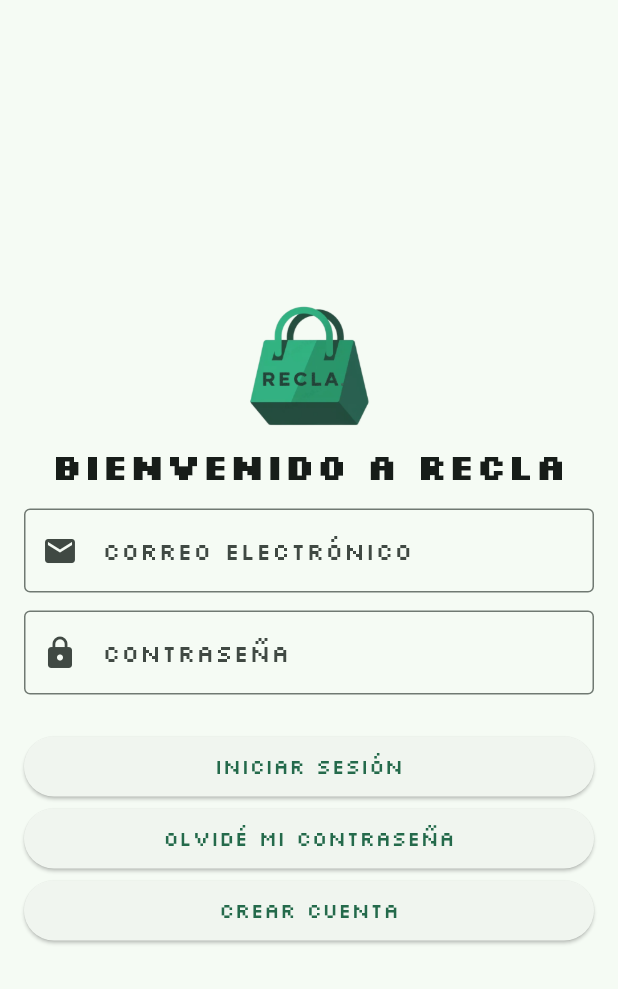
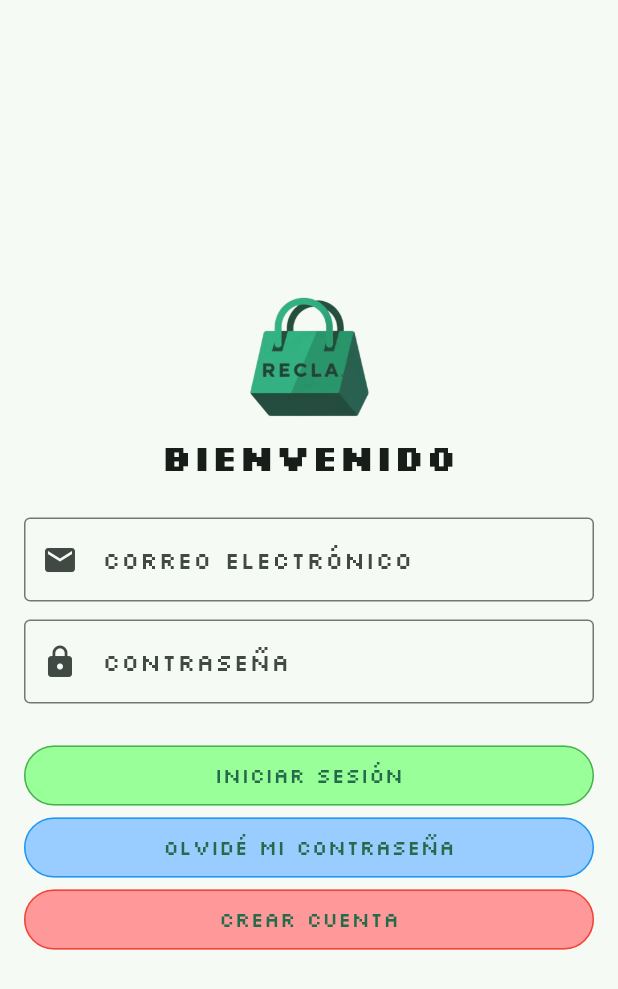
Before and after one commit to caroSeminario23/RECLA_frontend, a Flutter app: the screen it shows after launch, on a phone screen of 412 x 824 dp. Shown: the top 989 px of the screen. Run offline on Flutter 3.47's test engine with Material 3 defaults, Android fonts, the phone set to English and light mode, and no system bars.

Commit message:
pantalla Login avance

```diff
--- a/lib/main.dart
+++ b/lib/main.dart
@@ -2,6 +2,7 @@ import 'package:flutter/material.dart';
 import 'theme/theme.dart';
 
 import 'package:recla/src/others/features/bienvenida/bienvenida_screen.dart'; //Importación del archivo de colores
+import 'package:recla/src/platform/presentation/screens/login.dart';
 
 void main() {
   runApp(const MyApp());
@@ -15,7 +16,8 @@ class MyApp extends StatelessWidget {
     return MaterialApp(
       title: 'RECLA',
       theme: AppTheme.lightTheme(),
-      home: const BienvenidaScreen()
+      //home: const BienvenidaScreen()
+      home: const Login()
     );
   }
 }
--- /dev/null
+++ b/lib/src/platform/presentation/screens/login.dart
@@ -0,0 +1,163 @@
+import 'package:flutter/material.dart';
+
+class Login extends StatelessWidget {
+    const Login({super.key});
+  @override
+  Widget build(BuildContext context) {
+    return Scaffold(
+
+      body: Center(
+        child: Column(
+          mainAxisAlignment: MainAxisAlignment.center,
+          crossAxisAlignment: CrossAxisAlignment.center,
+          children: [
+            //Logo superior
+            Image.asset(
+              'assets/images/logo_secundario.png',
+              width: 100,
+              height: 100,
+            ),
+            //Texto de bienvenida
+            const Text(
+              'BIENVENIDO',
+              style: TextStyle(
+                fontSize: 24,
+                fontWeight: FontWeight.bold,
+              ),
+            ),
+            SizedBox(height: 24), //Espacio entre el logo y el texto
+
+            //Ingreso de email
+            Align(
+              alignment: Alignment.center,
+              child: Container(
+                width: MediaQuery.of(context).size.width - 32,
+                child: TextField(
+                  decoration: InputDecoration(
+                    labelText: 'Correo electrónico',
+                    border: OutlineInputBorder(),
+                    prefixIcon: Icon(Icons.email),
+                  ),
+                ),
+              )
+            ),
+            SizedBox(height: 12),
+
+            //Ingreso de contraseña
+            Align(
+              alignment: Alignment.center,
+              child: Container(
+                width: MediaQuery.of(context).size.width - 32,
+                child: TextField(
+                  obscureText: true,
+                  decoration: InputDecoration(
+                    labelText: 'Contraseña',
+                    border: OutlineInputBorder(),
+                    prefixIcon: Icon(Icons.lock),
+                  ),
+                ),
+              )
+            ),
+            SizedBox(height: 24),
+
+            //Botón de inicio de sesión
+            SizedBox(
+              width: MediaQuery.of(context).size.width - 32,
+              //width: double.infinity,
+              child: ElevatedButton(
+                /*onPressed: (){
+                  Navigator.of(context).push(
+                    MaterialPageRoute(
+                      //builder: (_) => VistaEcommerce(),
+                    ),
+                  );
+                  // Lógica de inicio de sesión
+                },*/
+                onPressed: () {
+                ScaffoldMessenger.of(context).showSnackBar(
+                    const SnackBar(
+                    content: Text('Funcionalidad en desarrollo'),
+                    ),
+                );
+                },
+                style: ElevatedButton.styleFrom(
+                  backgroundColor: const Color.fromARGB(255,153,255,153), // Cambia el color del botón
+                  side: const BorderSide(color: Colors.green, width: 1.0),
+                  elevation: 0, // Elimina la sombra del botón
+                ),
+                child: Text(
+                    'Iniciar sesión'.toLowerCase().replaceFirst('i', 'I') // Capitaliza la primera letra
+                    ),
+                ),
+            ),
+
+            //Botón de olvidé mi contraseña
+            SizedBox(
+              width: MediaQuery.of(context).size.width - 32,
+              //width: double.infinity,
+              child: ElevatedButton(
+                /*onPressed: () {
+                  Navigator.of(context).push(
+                    MaterialPageRoute(
+                      //builder: (_) => VistaEcommerce(),
+                    ),
+                  );
+                // Lógica de olvidé mi contraseña
+              },*/
+              onPressed: () {
+                ScaffoldMessenger.of(context).showSnackBar(
+                    const SnackBar(
+                    content: Text('Funcionalidad en desarrollo'),
+                    ),
+                );
+                },
+                style: ElevatedButton.styleFrom(
+                  backgroundColor: const Color.fromARGB(255,153,204,255), // Cambia el color del botón
+                  side: const BorderSide(color: Colors.blue, width: 1.0),
+                  elevation: 0, // Elimina la sombra del botón
+                ),
+                child: Text(
+                    'Olvidé mi contraseña'.toLowerCase().replaceFirst('o', 'O') // Capitaliza la primera letra
+                    ),
+                )
+            ),
+
+            //Botón de crear cuenta
+            SizedBox(
+              width: MediaQuery.of(context).size.width - 32,
+              //width: double.infinity,
+              child: ElevatedButton(
+                /*onPressed: () {
+                  // Lógica de crear cuenta
+                  Navigator.of(context).push(
+                    MaterialPageRoute(
+                      //builder: (_) => RegistroPage(),
+                    ),
+                  );
+                },*/
+                onPressed: () {
+                ScaffoldMessenger.of(context).showSnackBar(
+                    const SnackBar(
+                    content: Text('Funcionalidad en desarrollo'),
+                    ),
+                );
+                },
+                style: ElevatedButton.styleFrom(
+                  backgroundColor: const Color.fromARGB(255,255,153,153), // Cambia el color del botón
+                  side: const BorderSide(color: Colors.red, width: 1.0),
+                  elevation: 0, // Elimina la sombra del botón
+                ),
+                child: Text(
+                    'Crear cuenta'
+                        .toLowerCase()
+                        .replaceFirst('c', 'C') // Capitaliza la primera letra
+                ),
+              ),
+            ),
+
+          ],
+        ),
+      ),
+    );
+  }
+}
```
